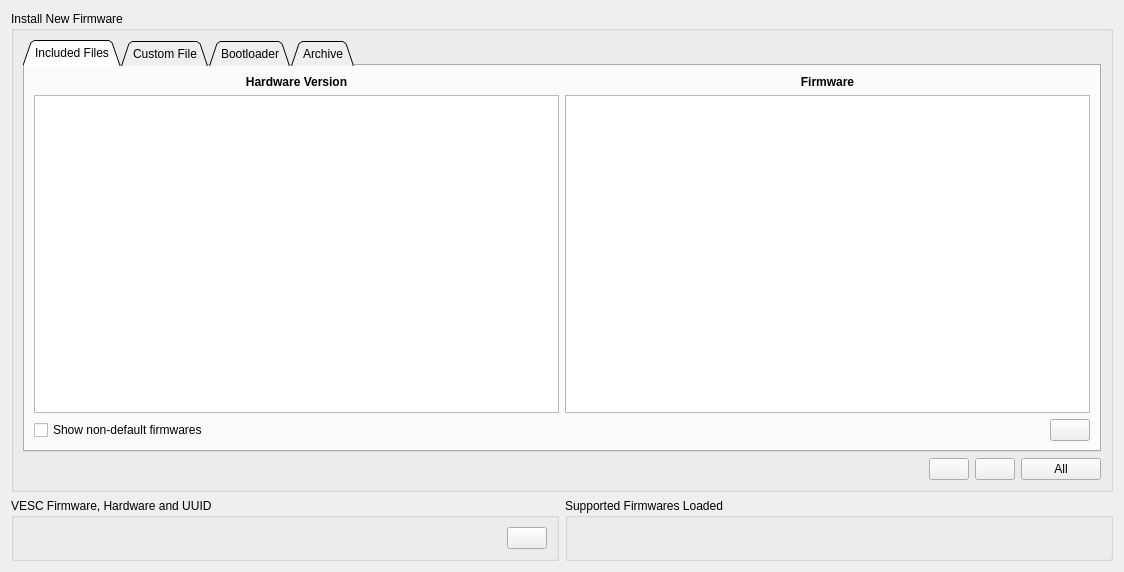
Old version of the form pages/pagefirmware.ui in the repository vedderb/vesc_tool.
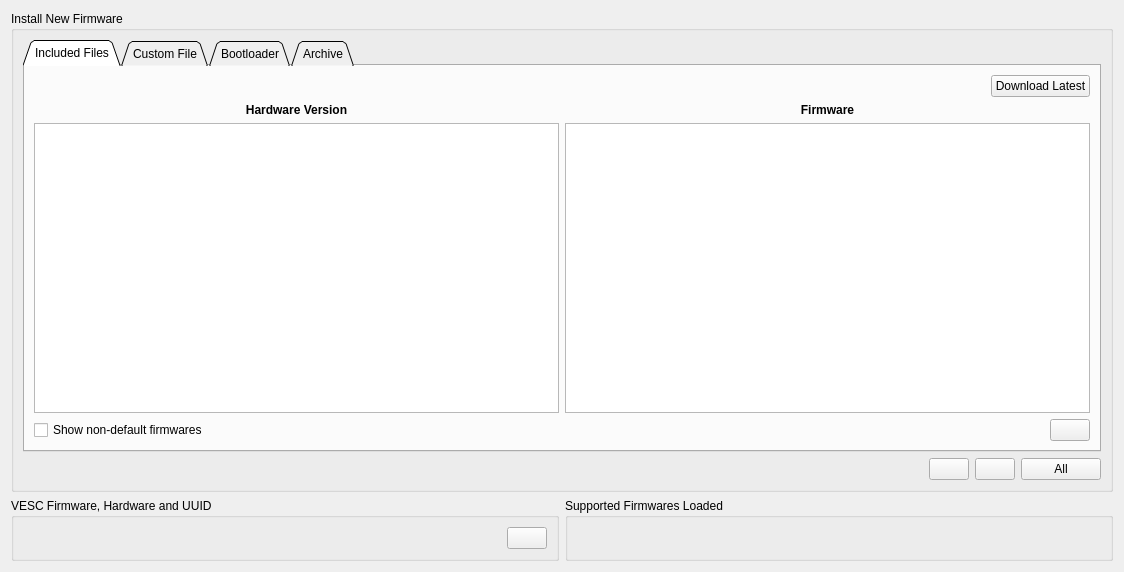
New version of the form. Icons and pictures are not drawn. Custom widgets are drawn as their Qt base class.

What changed in the file:
```diff
--- a/pages/pagefirmware.ui
+++ b/pages/pagefirmware.ui
@@ -33,6 +33,27 @@
           <string>Included Files</string>
          </attribute>
          <layout class="QVBoxLayout" name="verticalLayout_7">
+          <item>
+           <layout class="QHBoxLayout" name="horizontalLayout_13">
+            <item>
+             <widget class="DisplayPercentage" name="displayDlFw" native="true">
+              <property name="sizePolicy">
+               <sizepolicy hsizetype="MinimumExpanding" vsizetype="Preferred">
+                <horstretch>0</horstretch>
+                <verstretch>0</verstretch>
+               </sizepolicy>
+              </property>
+             </widget>
+            </item>
+            <item>
+             <widget class="QPushButton" name="dlFwButton">
+              <property name="text">
+               <string>Download Latest</string>
+              </property>
+             </widget>
+            </item>
+           </layout>
+          </item>
           <item>
            <layout class="QHBoxLayout" name="horizontalLayout_5">
             <item>
```
Left out of the diff: 18 changed lines with no effect on the pictures.
